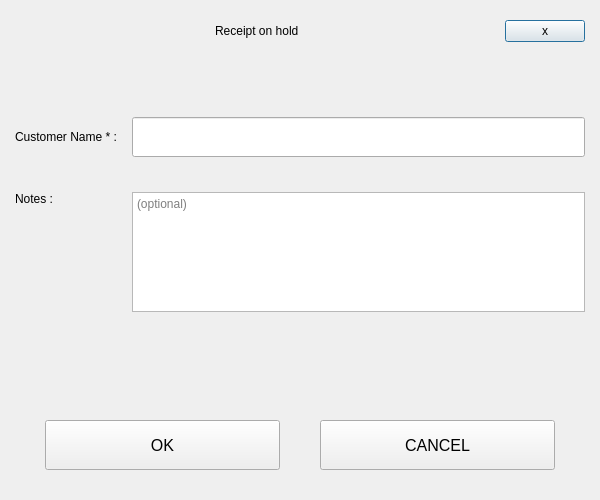
Old version of the form Project/ui/hold_sales.ui in the repository Selvam-T/POS.
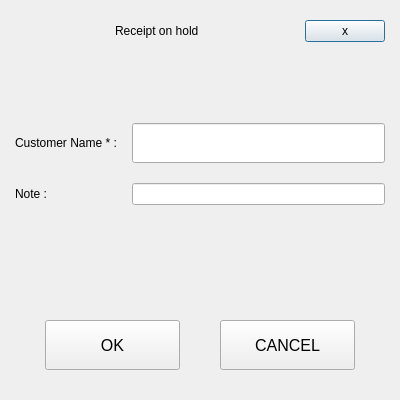
New version of the form.

Commit message: vegetable_menu refactored to use shared funcions. Added  report_exception helper to handle fallback, error_log, StatusBar messaging. Additional shared logic for placeholder text display. Auto_clear_on_correction rule added.

Diff of the .ui file:
```diff
--- a/Project/ui/hold_sales.ui
+++ b/Project/ui/hold_sales.ui
@@ -6,14 +6,14 @@
    <rect>
     <x>0</x>
     <y>0</y>
-    <width>600</width>
-    <height>500</height>
+    <width>400</width>
+    <height>400</height>
    </rect>
   </property>
   <property name="minimumSize">
    <size>
-    <width>350</width>
-    <height>500</height>
+    <width>400</width>
+    <height>400</height>
    </size>
   </property>
   <property name="maximumSize">
@@ -113,7 +113,7 @@
      <property name="sizeHint" stdset="0">
       <size>
        <width>20</width>
-       <height>20</height>
+       <height>5</height>
       </size>
      </property>
     </spacer>
@@ -124,54 +124,22 @@
       <number>0</number>
      </property>
      <property name="topMargin">
-      <number>0</number>
+      <number>20</number>
      </property>
      <property name="rightMargin">
       <number>0</number>
      </property>
      <property name="bottomMargin">
-      <number>0</number>
+      <number>20</number>
      </property>
-     <property name="spacing">
+     <property name="horizontalSpacing">
       <number>15</number>
      </property>
+     <property name="verticalSpacing">
+      <number>20</number>
+     </property>
      <item row="1" column="1">
-      <spacer name="verticalSpacer_5">
-       <property name="orientation">
-        <enum>Qt::Vertical</enum>
-       </property>
-       <property name="sizeType">
-        <enum>QSizePolicy::Fixed</enum>
-       </property>
-       <property name="sizeHint" stdset="0">
-        <size>
-         <width>20</width>
-         <height>20</height>
-        </size>
-       </property>
-      </spacer>
-     </item>
-     <item row="2" column="0">
-      <widget class="QLabel" name="holdSalesNotesFieldLbl">
-       <property name="sizePolicy">
-        <sizepolicy hsizetype="Fixed" vsizetype="Expanding">
-         <horstretch>0</horstretch>
-         <verstretch>0</verstretch>
-        </sizepolicy>
-       </property>
-       <property name="minimumSize">
-        <size>
-         <width>100</width>
-         <height>0</height>
-        </size>
-       </property>
-       <property name="text">
-        <string>Notes :</string>
-       </property>
-       <property name="alignment">
-        <set>Qt::AlignLeading|Qt::AlignLeft|Qt::AlignTop</set>
-       </property>
-      </widget>
+      <widget class="QLineEdit" name="holdSalesNoteLineEdit"/>
      </item>
      <item row="0" column="1">
       <widget class="QLineEdit" name="holdSalesCustomerLineEdit">
@@ -192,31 +160,6 @@
        </property>
       </widget>
      </item>
-     <item row="2" column="1">
-      <widget class="QTextEdit" name="holdSalesNotesTextEdit">
-       <property name="sizePolicy">
-        <sizepolicy hsizetype="Expanding" vsizetype="Fixed">
-         <horstretch>0</horstretch>
-         <verstretch>0</verstretch>
-        </sizepolicy>
-       </property>
-       <property name="minimumSize">
-        <size>
-         <width>0</width>
-         <height>120</height>
-        </size>
-       </property>
-       <property name="maximumSize">
-        <size>
-         <width>16777215</width>
-         <height>120</height>
-        </size>
-       </property>
-       <property name="placeholderText">
-        <string>(optional)</string>
-       </property>
-      </widget>
-     </item>
      <item row="0" column="0">
       <widget class="QLabel" name="holdSalesCustomerFieldLbl">
        <property name="text">
@@ -225,20 +168,11 @@
       </widget>
      </item>
      <item row="1" column="0">
-      <spacer name="verticalSpacer_8">
-       <property name="orientation">
-        <enum>Qt::Vertical</enum>
+      <widget class="QLabel" name="holdSalesNoteFieldLbl">
+       <property name="text">
+        <string>Note :</string>
        </property>
-       <property name="sizeType">
-        <enum>QSizePolicy::Fixed</enum>
-       </property>
-       <property name="sizeHint" stdset="0">
-        <size>
-         <width>20</width>
-         <height>20</height>
-        </size>
-       </property>
-      </spacer>
+      </widget>
      </item>
     </layout>
    </item>
```
The commit also changes 35 other files.
